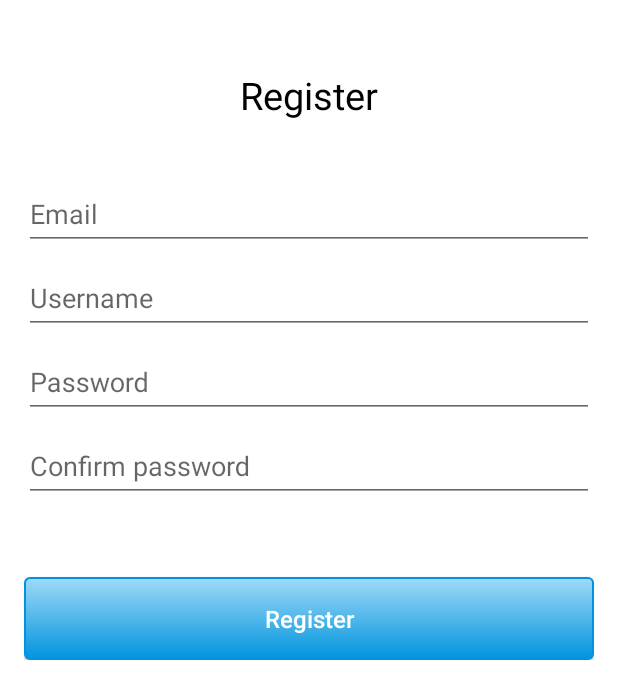
After one commit to gudrmsglgl/JetpackWithMVI, an Android app: the RegisterFragment screen opened through its navigation route, on a phone screen of 412 x 824 dp. The commit adds this screen. Shown: the top 699 px of the screen. Run offline under Robolectric (Android 15) with nearby library versions, the light colour scheme and no system bars.

Commit message:
setup navigation

```diff
--- a/app/build.gradle
+++ b/app/build.gradle
@@ -46,10 +46,11 @@ android {
 
 dependencies {
     implementation fileTree(dir: 'libs', include: ['*.jar'])
-    implementation"org.jetbrains.kotlin:kotlin-stdlib-jdk7:$kotlin_version"
+    implementation "org.jetbrains.kotlin:kotlin-stdlib-jdk7:$kotlin_version"
     implementation 'androidx.appcompat:appcompat:1.1.0'
     implementation 'androidx.core:core-ktx:1.1.0'
     implementation 'androidx.constraintlayout:constraintlayout:1.1.3'
+    implementation 'androidx.legacy:legacy-support-v4:1.0.0'
     testImplementation 'junit:junit:4.12'
     androidTestImplementation 'androidx.test.ext:junit:1.1.1'
     androidTestImplementation 'androidx.test.espresso:espresso-core:3.2.0'
--- a/app/src/main/AndroidManifest.xml
+++ b/app/src/main/AndroidManifest.xml
@@ -11,7 +11,7 @@
         android:roundIcon="@mipmap/ic_launcher_round"
         android:supportsRtl="true"
         android:theme="@style/AppTheme">
-        <activity android:name=".AuthActivity"
+        <activity android:name=".ui.auth.AuthActivity"
             android:windowSoftInputMode="adjustPan">
             <intent-filter>
                 <action android:name="android.intent.action.MAIN" />
--- a/app/src/main/java/com/fastival/jetpackwithmviapp/AuthActivity.kt
+++ b/app/src/main/java/com/fastival/jetpackwithmviapp/ui/auth/AuthActivity.kt
@@ -1,7 +1,8 @@
-package com.fastival.jetpackwithmviapp
+package com.fastival.jetpackwithmviapp.ui.auth
 
 import androidx.appcompat.app.AppCompatActivity
 import android.os.Bundle
+import com.fastival.jetpackwithmviapp.R
 
 class AuthActivity : AppCompatActivity() {
 
--- /dev/null
+++ b/app/src/main/java/com/fastival/jetpackwithmviapp/ui/auth/LauncherFragment.kt
@@ -0,0 +1,26 @@
+package com.fastival.jetpackwithmviapp.ui.auth
+
+
+import android.os.Bundle
+import androidx.fragment.app.Fragment
+import android.view.LayoutInflater
+import android.view.View
+import android.view.ViewGroup
+
+import com.fastival.jetpackwithmviapp.R
+
+/**
+ * A simple [Fragment] subclass.
+ */
+class LauncherFragment : Fragment() {
+
+    override fun onCreateView(
+        inflater: LayoutInflater, container: ViewGroup?,
+        savedInstanceState: Bundle?
+    ): View? {
+        // Inflate the layout for this fragment
+        return inflater.inflate(R.layout.fragment_launcher, container, false)
+    }
+
+
+}
--- /dev/null
+++ b/app/src/main/java/com/fastival/jetpackwithmviapp/ui/auth/RegisterFragment.kt
@@ -0,0 +1,26 @@
+package com.fastival.jetpackwithmviapp.ui.auth
+
+
+import android.os.Bundle
+import androidx.fragment.app.Fragment
+import android.view.LayoutInflater
+import android.view.View
+import android.view.ViewGroup
+
+import com.fastival.jetpackwithmviapp.R
+
+/**
+ * A simple [Fragment] subclass.
+ */
+class RegisterFragment : Fragment() {
+
+    override fun onCreateView(
+        inflater: LayoutInflater, container: ViewGroup?,
+        savedInstanceState: Bundle?
+    ): View? {
+        // Inflate the layout for this fragment
+        return inflater.inflate(R.layout.fragment_register, container, false)
+    }
+
+
+}
--- a/app/src/main/res/layout/activity_auth.xml
+++ b/app/src/main/res/layout/activity_auth.xml
@@ -4,15 +4,42 @@
     xmlns:tools="http://schemas.android.com/tools"
     android:layout_width="match_parent"
     android:layout_height="match_parent"
-    tools:context=".AuthActivity">
+    android:background="#fff"
+    tools:context=".ui.auth.AuthActivity">
 
-    <TextView
+    <FrameLayout
+        android:id="@+id/fragment_container"
+        android:layout_width="match_parent"
+        android:layout_height="match_parent"
+        app:layout_constraintLeft_toLeftOf="parent"
+        app:layout_constraintRight_toRightOf="parent"
+        app:layout_constraintBottom_toBottomOf="parent"
+        app:layout_constraintTop_toTopOf="parent">
+
+        <fragment
+            android:id="@+id/auth_nav_host_fragment"
+            android:layout_width="match_parent"
+            android:layout_height="match_parent"
+            android:name="androidx.navigation.fragment.NavHostFragment"
+            app:layout_constraintLeft_toLeftOf="parent"
+            app:layout_constraintRight_toRightOf="parent"
+            app:layout_constraintBottom_toBottomOf="parent"
+            app:layout_constraintTop_toTopOf="parent"
+            app:defaultNavHost="true"
+            app:navGraph="@navigation/auth_nav_graph"
+            />
+
+    </FrameLayout>
+
+    <ProgressBar
         android:layout_width="wrap_content"
         android:layout_height="wrap_content"
-        android:text="Hello World!"
+        android:id="@+id/progress_bar"
+        app:layout_constraintTop_toTopOf="parent"
+        app:layout_constraintRight_toRightOf="parent"
         app:layout_constraintBottom_toBottomOf="parent"
         app:layout_constraintLeft_toLeftOf="parent"
-        app:layout_constraintRight_toRightOf="parent"
-        app:layout_constraintTop_toTopOf="parent" />
+        app:layout_constraintVertical_bias="0.10"
+        android:visibility="invisible" />
 
 </androidx.constraintlayout.widget.ConstraintLayout>
--- /dev/null
+++ b/app/src/main/res/layout/fragment_register.xml
@@ -0,0 +1,135 @@
+<?xml version="1.0" encoding="utf-8"?>
+<ScrollView xmlns:android="http://schemas.android.com/apk/res/android"
+    xmlns:tools="http://schemas.android.com/tools"
+    android:layout_width="match_parent"
+    android:layout_height="match_parent"
+    xmlns:app="http://schemas.android.com/apk/res-auto"
+    android:background="#fff"
+    tools:context=".ui.auth.RegisterFragment">
+
+    <androidx.constraintlayout.widget.ConstraintLayout
+        android:layout_width="match_parent"
+        android:layout_height="0dp"
+        android:padding="16dp"
+
+        >
+        <TextView
+            android:layout_width="wrap_content"
+            android:layout_height="wrap_content"
+            app:layout_constraintTop_toTopOf="parent"
+            app:layout_constraintLeft_toLeftOf="parent"
+            app:layout_constraintRight_toRightOf="parent"
+            app:layout_constraintBottom_toTopOf="@+id/input_email_layout"
+            android:textSize="25sp"
+            android:textColor="#000"
+            android:text="@string/register"
+            android:id="@+id/register_text"
+            android:layout_marginTop="30dp"/>
+
+        <com.google.android.material.textfield.TextInputLayout
+            android:layout_width="0dp"
+            android:layout_height="wrap_content"
+            app:layout_constraintTop_toBottomOf="@+id/register_text"
+            app:layout_constraintRight_toRightOf="parent"
+            app:layout_constraintLeft_toLeftOf="parent"
+            app:layout_constraintBottom_toTopOf="@+id/input_username_layout"
+            android:id="@+id/input_email_layout"
+            android:layout_marginTop="30dp"
+            >
+
+            <EditText
+                android:layout_width="match_parent"
+                android:layout_height="wrap_content"
+                android:id="@+id/input_email"
+                android:textColor="#000"
+                android:hint="@string/email_field"
+                android:inputType="textEmailAddress"
+                />
+
+        </com.google.android.material.textfield.TextInputLayout>
+
+
+        <com.google.android.material.textfield.TextInputLayout
+            android:layout_width="0dp"
+            android:layout_height="wrap_content"
+            app:layout_constraintTop_toBottomOf="@+id/input_email_layout"
+            app:layout_constraintRight_toRightOf="parent"
+            app:layout_constraintLeft_toLeftOf="parent"
+            app:layout_constraintBottom_toTopOf="@+id/input_password_layout"
+            android:id="@+id/input_username_layout"
+            >
+
+            <EditText
+                android:layout_width="match_parent"
+                android:layout_height="wrap_content"
+                android:id="@+id/input_username"
+                android:textColor="#000"
+                android:hint="@string/field_username"
+                android:inputType="text"
+                />
+
+        </com.google.android.material.textfield.TextInputLayout>
+
+        <com.google.android.material.textfield.TextInputLayout
+            android:layout_width="0dp"
+            android:layout_height="wrap_content"
+            app:layout_constraintTop_toBottomOf="@+id/input_username_layout"
+            app:layout_constraintRight_toRightOf="parent"
+            app:layout_constraintLeft_toLeftOf="parent"
+            app:layout_constraintBottom_toTopOf="@+id/input_password_confirm_layout"
+            android:id="@+id/input_password_layout"
+            >
+
+            <EditText
+                android:layout_width="match_parent"
+                android:layout_height="wrap_content"
+                android:id="@+id/input_password"
+                android:textColor="#000"
+                android:hint="@string/field_password"
+                android:inputType="textPassword"
+                />
+
+        </com.google.android.material.textfield.TextInputLayout>
+
+
+        <com.google.android.material.textfield.TextInputLayout
+            android:layout_width="0dp"
+            android:layout_height="wrap_content"
+            app:layout_constraintTop_toBottomOf="@+id/input_password_layout"
+            app:layout_constraintRight_toRightOf="parent"
+            app:layout_constraintLeft_toLeftOf="parent"
+            app:layout_constraintBottom_toTopOf="@+id/register_button"
+            android:id="@+id/input_password_confirm_layout"
+            >
+
+            <EditText
+                android:layout_width="match_parent"
+                android:layout_height="wrap_content"
+                android:id="@+id/input_password_confirm"
+                android:textColor="#000"
+                android:hint="@string/field_confirm_password"
+                android:inputType="textPassword"
+                />
+
+        </com.google.android.material.textfield.TextInputLayout>
+
+        <Button
+            android:id="@+id/register_button"
+            android:layout_width="0dp"
+            android:layout_height="55dp"
+            app:layout_constraintTop_toBottomOf="@+id/input_password_confirm_layout"
+            app:layout_constraintRight_toRightOf="parent"
+            app:layout_constraintLeft_toLeftOf="parent"
+            app:layout_constraintBottom_toBottomOf="parent"
+            android:background="@drawable/main_button_drawable"
+            android:text="@string/field_register"
+            android:textAllCaps="false"
+            android:textColor="#fff"
+            android:textSize="16sp"
+            android:layout_marginTop="50dp"
+            />
+
+    </androidx.constraintlayout.widget.ConstraintLayout>
+
+
+</ScrollView>
--- /dev/null
+++ b/app/src/main/res/navigation/auth_nav_graph.xml
@@ -0,0 +1,50 @@
+<?xml version="1.0" encoding="utf-8"?>
+<navigation xmlns:android="http://schemas.android.com/apk/res/android"
+    xmlns:app="http://schemas.android.com/apk/res-auto"
+    xmlns:tools="http://schemas.android.com/tools"
+    android:id="@+id/auth_nav_graph"
+    app:startDestination="@id/launcherFragment">
+
+    <fragment
+        android:id="@+id/launcherFragment"
+        android:name="com.fastival.jetpackwithmviapp.ui.auth.LauncherFragment"
+        android:label="fragment_launcher"
+        tools:layout="@layout/fragment_launcher" >
+        <action
+            android:id="@+id/action_launcherFragment_to_registerFragment"
+            app:destination="@id/registerFragment"
+            app:popEnterAnim="@anim/slide_in_left"
+            app:popExitAnim="@anim/slide_out_right"
+            app:enterAnim="@anim/slide_in_right"
+            app:exitAnim="@anim/slide_out_left"/>
+        <action
+            android:id="@+id/action_launcherFragment_to_loginFragment"
+            app:destination="@id/loginFragment"
+            app:popEnterAnim="@anim/slide_in_left"
+            app:popExitAnim="@anim/slide_out_right"
+            app:enterAnim="@anim/slide_in_right"
+            app:exitAnim="@anim/slide_out_left"/>
+        <action
+            android:id="@+id/action_launcherFragment_to_forgotPasswordFragment2"
+            app:destination="@id/forgotPasswordFragment2"
+            app:popEnterAnim="@anim/slide_in_left"
+            app:popExitAnim="@anim/slide_out_right"
+            app:enterAnim="@anim/slide_in_right"
+            app:exitAnim="@anim/slide_out_left"/>
+    </fragment>
+    <fragment
+        android:id="@+id/forgotPasswordFragment2"
+        android:name="com.fastival.jetpackwithmviapp.ui.auth.ForgotPasswordFragment"
+        android:label="fragment_forgot_password"
+        tools:layout="@layout/fragment_forgot_password" />
+    <fragment
+        android:id="@+id/loginFragment"
+        android:name="com.fastival.jetpackwithmviapp.ui.auth.LoginFragment"
+        android:label="fragment_login"
+        tools:layout="@layout/fragment_login" />
+    <fragment
+        android:id="@+id/registerFragment"
+        android:name="com.fastival.jetpackwithmviapp.ui.auth.RegisterFragment"
+        android:label="fragment_register"
+        tools:layout="@layout/fragment_register" />
+</navigation>
```
Also changed, not shown: app/src/main/java/com/fastival/jetpackwithmviapp/ui/auth/ForgotPasswordFragment.kt (added, +26 -0 lines), app/src/main/java/com/fastival/jetpackwithmviapp/ui/auth/LoginFragment.kt (added, +26 -0 lines), app/src/main/res/layout/fragment_forgot_password.xml (added, +54 -0 lines), app/src/main/res/layout/fragment_launcher.xml (added, +86 -0 lines), app/src/main/res/layout/fragment_login.xml (added, +89 -0 lines).
